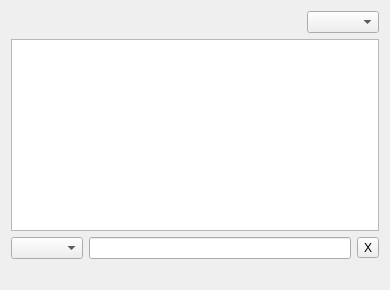
Qt form eiskaltdcpp-qt/ui/UIPublicHubs.ui (eiskaltdcpp/eiskaltdcpp) before a commit.
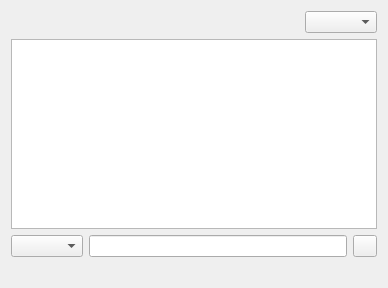
The same form after that commit. Custom widgets are drawn as their Qt base class.

What changed in the file:
```diff
--- a/eiskaltdcpp-qt/ui/UIPublicHubs.ui
+++ b/eiskaltdcpp-qt/ui/UIPublicHubs.ui
@@ -6,8 +6,8 @@
    <rect>
     <x>0</x>
     <y>0</y>
-    <width>390</width>
-    <height>290</height>
+    <width>388</width>
+    <height>288</height>
    </rect>
   </property>
   <property name="windowTitle">
@@ -92,7 +92,7 @@
       <item row="0" column="2">
        <widget class="QToolButton" name="toolButton_CLOSEFILTER">
         <property name="text">
-         <string>X</string>
+         <string/>
         </property>
        </widget>
       </item>
```
